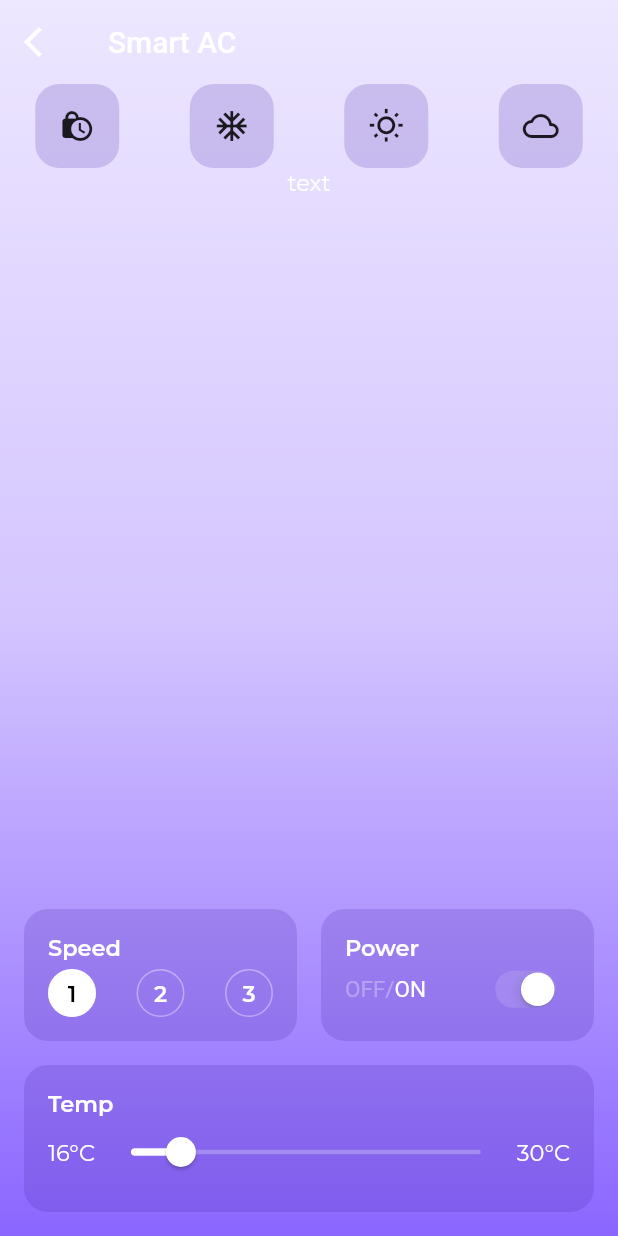
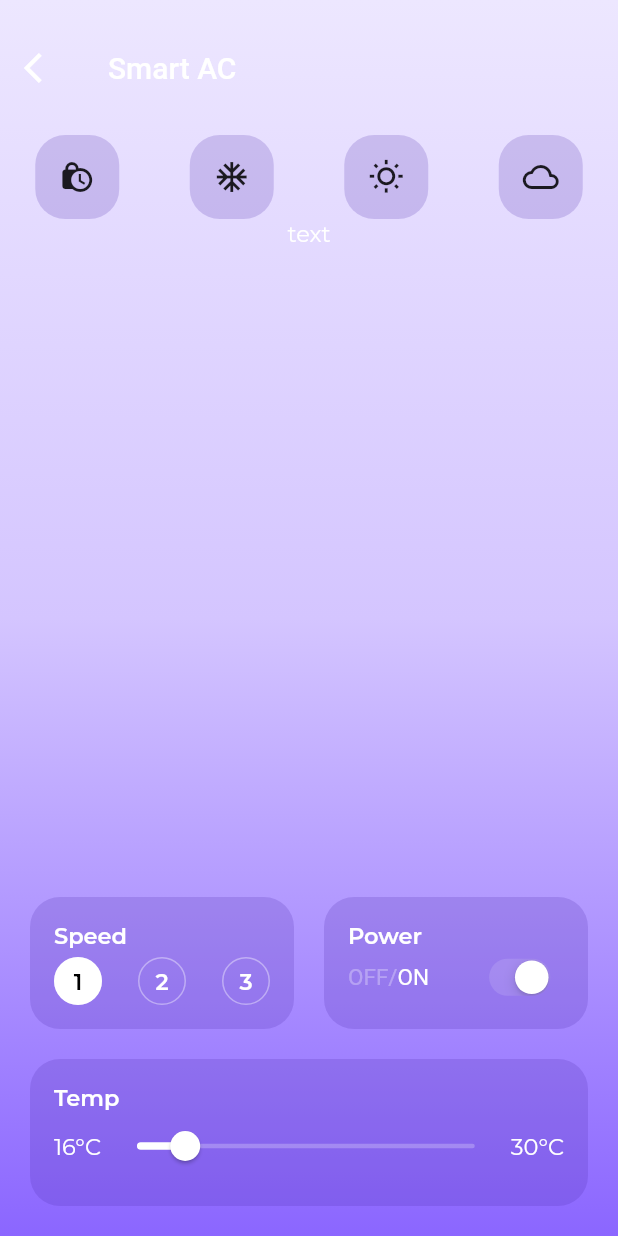
Before and after one commit to forntoh/smart_home, a Flutter app: the screen it shows after launch, on a phone screen of 412 x 824 dp. Run offline on Flutter 3.47's test engine with Material 2 defaults, Android fonts, the phone set to English and light mode, and no system bars; our stand-ins replace google_fonts.

Commit message:
ANIMATED BUTTON

```diff
--- a/lib/constants.dart
+++ b/lib/constants.dart
@@ -1,6 +1,6 @@
 import 'package:flutter/cupertino.dart';
 
-double defaultPadding = 16.0;
+double defaultPadding = 20.0;
 Color primaryColor = Color(0xFF4B29AC);
 Color accentColor = Color(0xFFFF5A59);
 
--- a/lib/screens/ac/ac_screen.dart
+++ b/lib/screens/ac/ac_screen.dart
@@ -20,6 +20,7 @@ class ACScreen extends StatelessWidget {
         leading: Icon(Icons.arrow_back_ios),
         elevation: 0,
         backgroundColor: Colors.transparent,
+        toolbarHeight: 90,
       ),
       body: Container(
         decoration: gradientDecoration,
--- a/lib/screens/ac/compoents/number_button.dart
+++ b/lib/screens/ac/compoents/number_button.dart
@@ -21,7 +21,8 @@ class NumberButton extends StatelessWidget {
       child: SizedBox(
         width: 32,
         height: 32,
-        child: Container(
+        child: AnimatedContainer(
+          duration: Duration(milliseconds: 200),
           child: Center(
             child: Text(
               "$number",
@@ -32,7 +33,7 @@ class NumberButton extends StatelessWidget {
             ),
           ),
           decoration: BoxDecoration(
-            color: isSelected ? Colors.white : Colors.transparent,
+            color: isSelected ? Colors.white : Colors.white.withOpacity(0),
             borderRadius: BorderRadius.circular(16),
             border: Border.all(color: Colors.white38, width: 1),
           ),
```
